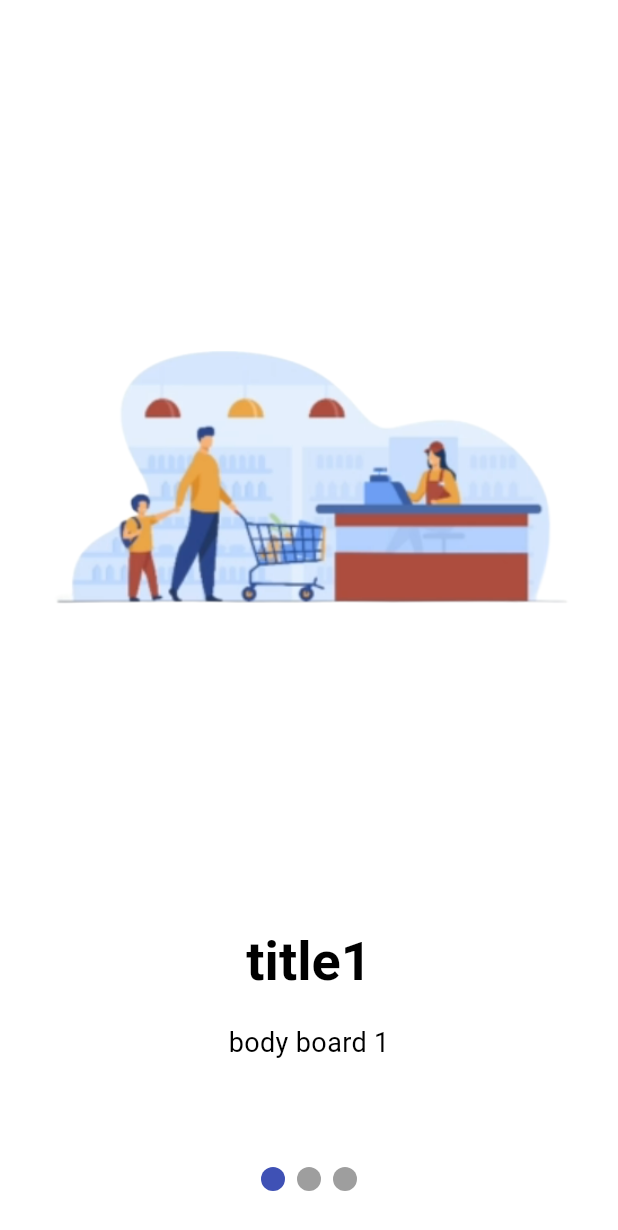
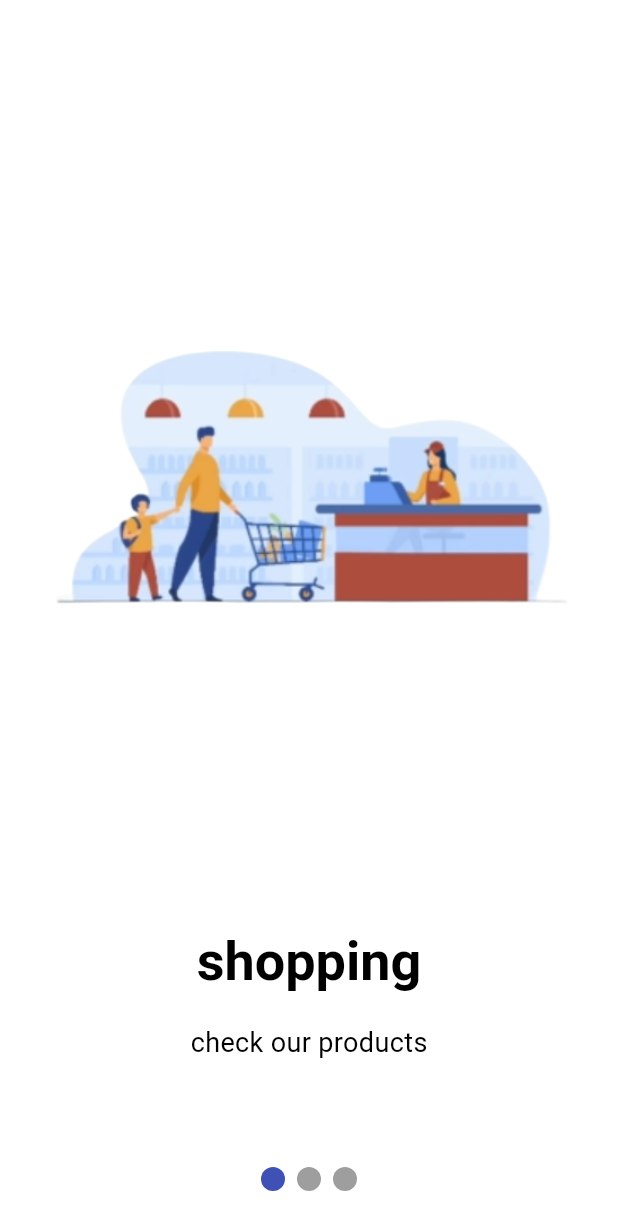
Before and after one commit to Abdelrahman-Wael-1029/shop_app, a Flutter app: the screen it shows after launch, on a phone screen of 412 x 824 dp. Shown: the top 1230 px of the screen. Run offline on Flutter 3.47's test engine with Material 3 defaults, Android fonts, the phone set to English and light mode, and no system bars; drawn by our look-alikes of smooth_page_indicator; our stand-ins replace bloc, carousel_slider, conditional_builder_null_safety, dio, flutter_bloc, flutter_styled_toast and 1 more; accounts and stored records are empty; network calls fail.

Commit message:
images project

```diff
--- a/lib/modules/onboarding/onboarding_screen.dart
+++ b/lib/modules/onboarding/onboarding_screen.dart
@@ -38,19 +38,19 @@ class _OnBoardingState extends State<OnBoardingScreen> {
 
   var pagesView = [
     OnBoardingModel(
-      title: 'title1',
-      body: 'body board 1',
-      image: 'assets/images/onboarding/onboarding_1.png',
+      title: 'shopping',
+      body: 'check our products',
+      image: 'images/onboarding/onboarding_1.png',
     ),
     OnBoardingModel(
-      title: 'title2',
-      body: 'body board 2',
-      image: 'assets/images/onboarding/onboarding_1.png',
+      title: 'brand',
+      body: 'shop from the best brands',
+      image: 'images/onboarding/onboarding_2.png',
     ),
     OnBoardingModel(
-      title: 'title3',
-      body: 'body board 3',
-      image: 'assets/images/onboarding/onboarding_1.png',
+      title: 'shopping online',
+      body: 'shop from the comfort of your home',
+      image: 'images/onboarding/onboarding_3.png',
     ),
   ];
 
@@ -106,6 +106,7 @@ class _OnBoardingState extends State<OnBoardingScreen> {
             onBoardingModel.image,
             fit: BoxFit.contain,
             errorBuilder: (context, error, stackTrace) {
+              print('error is $error');
               return const Text('');
             },
           ),
--- a/pubspec.yaml
+++ b/pubspec.yaml
@@ -59,7 +59,8 @@ dev_dependencies:
 # The following section is specific to Flutter packages.
 flutter:
   assets:
-    - assets/images/onboarding/onboarding_1.png
+    - images/banners/
+    - images/onboarding/
 
   # The following line ensures that the Material Icons font is
   # included with your application, so that you can use the icons in
```
Also changed, not shown: lib/layout/home_layout/cubit/home_cubit.dart (+0 -9 lines), lib/models/home/home_model.dart (+1 -8 lines), lib/modules/home/home_screen.dart (+11 -11 lines), lib/shared/constants/constant.dart (+9 -1 lines), images/banners/banners_1.png (added), images/banners/banners_2.png (added), images/banners/banners_3.png (renamed from assets/images/onboarding/onboarding_1.png), images/banners/banners_4.png (added), images/banners/banners_5.png (added), images/onboarding/onboarding_1.png (added), images/onboarding/onboarding_2.png (added), images/onboarding/onboarding_3.png (added).
